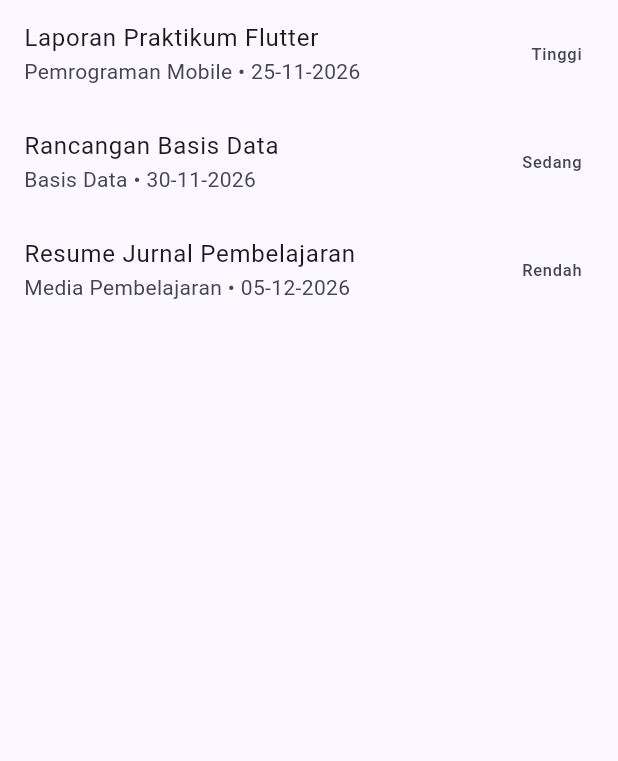
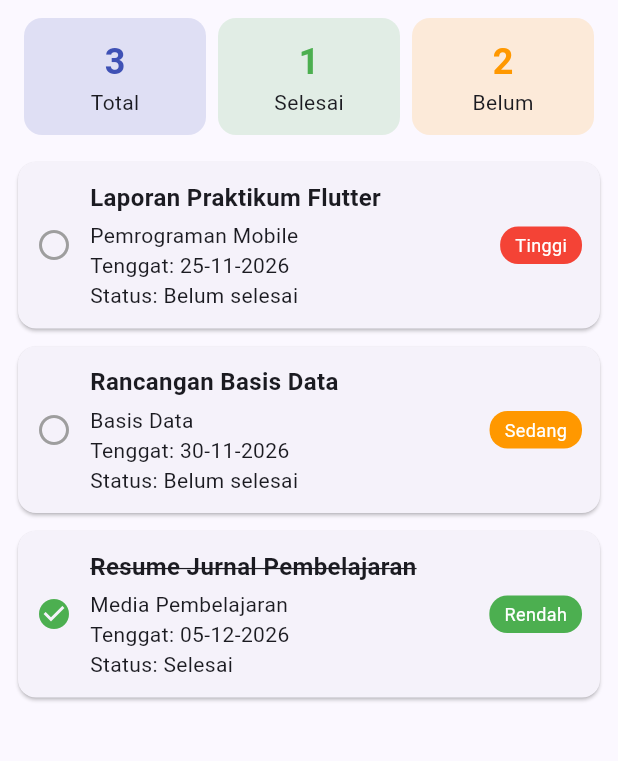
Before and after one commit to abayysem/UTS-Pemrograman-Mobile-C2483207013-AkbarSyam, a Flutter app: the screen it shows after launch, on a phone screen of 412 x 824 dp, the part 84-845 px from its top. Run offline on Flutter 3.47's test engine with Material 3 defaults, Android fonts, the phone set to English and light mode, and no system bars.

Commit message:
Tambah Kartutugas, ringkasan, dan pesan daftar kosong

```diff
--- a/lib/screens/daftar_tugas_screen.dart
+++ b/lib/screens/daftar_tugas_screen.dart
@@ -1,5 +1,6 @@
 import 'package:flutter/material.dart';
 import '../models/tugas.dart';
+import '../widgets/kartu_tugas.dart';
 
 class DaftarTugasScreen extends StatefulWidget {
   const DaftarTugasScreen({super.key});
@@ -37,23 +38,79 @@ class _DaftarTugasScreenState extends State<DaftarTugasScreen> {
     ),
   ];
 
+  Widget _kotakRingkasan(String label, int jumlah, Color warna) {
+    return Expanded(
+      child: Container(
+        margin: const EdgeInsets.symmetric(horizontal: 4),
+        padding: const EdgeInsets.symmetric(vertical: 12),
+        decoration: BoxDecoration(
+          color: warna.withValues(alpha: 0.15),
+          borderRadius: BorderRadius.circular(12),
+        ),
+        child: Column(
+          children: [
+            Text(
+              '$jumlah',
+              style: TextStyle(
+                fontSize: 24,
+                fontWeight: FontWeight.bold,
+                color: warna,
+              ),
+            ),
+            Text(label),
+          ],
+        ),
+      ),
+    );
+  }
+
   @override
   Widget build(BuildContext context) {
+    final total = _daftarTugas.length;
+    final selesai = _daftarTugas.where((t) => t.selesai).length;
+    final belum = total - selesai;
+
     return Scaffold(
       appBar: AppBar(
         title: const Text('TugasKu'),
         backgroundColor: Theme.of(context).colorScheme.inversePrimary,
       ),
-      body: ListView.builder(
-        itemCount: _daftarTugas.length,
-        itemBuilder: (context, index) {
-          final tugas = _daftarTugas[index];
-          return ListTile(
-            title: Text(tugas.judul),
-            subtitle: Text('${tugas.mataKuliah} • ${tugas.tenggat}'),
-            trailing: Text(tugas.prioritas),
-          );
-        },
+      body: Column(
+        children: [
+          Padding(
+            padding: const EdgeInsets.all(12),
+            child: Row(
+              children: [
+                _kotakRingkasan('Total', total, Colors.indigo),
+                _kotakRingkasan('Selesai', selesai, Colors.green),
+                _kotakRingkasan('Belum', belum, Colors.orange),
+              ],
+            ),
+          ),
+          Expanded(
+            child: _daftarTugas.isEmpty
+                ? const Center(
+                    child: Padding(
+                      padding: EdgeInsets.all(24),
+                      child: Text(
+                        'Belum ada tugas.\nTekan tombol + untuk menambah tugas.',
+                        textAlign: TextAlign.center,
+                        style: TextStyle(fontSize: 16, color: Colors.grey),
+                      ),
+                    ),
+                  )
+                : ListView.builder(
+                    itemCount: _daftarTugas.length,
+                    itemBuilder: (context, index) {
+                      final tugas = _daftarTugas[index];
+                      return KartuTugas(
+                        tugas: tugas,
+                        onTap: () {}, // diisi pada tahap 8
+                      );
+                    },
+                  ),
+          ),
+        ],
       ),
     );
   }
--- /dev/null
+++ b/lib/widgets/kartu_tugas.dart
@@ -0,0 +1,83 @@
+import 'package:flutter/material.dart';
+import '../models/tugas.dart';
+
+class KartuTugas extends StatelessWidget {
+  final Tugas tugas;
+  final VoidCallback onTap;
+
+  const KartuTugas({super.key, required this.tugas, required this.onTap});
+
+  Color _warnaPrioritas() {
+    switch (tugas.prioritas) {
+      case 'Tinggi':
+        return Colors.red;
+      case 'Sedang':
+        return Colors.orange;
+      default:
+        return Colors.green;
+    }
+  }
+
+  @override
+  Widget build(BuildContext context) {
+    return Card(
+      margin: const EdgeInsets.symmetric(horizontal: 12, vertical: 6),
+      child: InkWell(
+        onTap: onTap,
+        child: Padding(
+          padding: const EdgeInsets.all(12),
+          child: Row(
+            children: [
+              Icon(
+                tugas.selesai
+                    ? Icons.check_circle
+                    : Icons.radio_button_unchecked,
+                color: tugas.selesai ? Colors.green : Colors.grey,
+              ),
+              const SizedBox(width: 12),
+              Expanded(
+                child: Column(
+                  crossAxisAlignment: CrossAxisAlignment.start,
+                  children: [
+                    Text(
+                      tugas.judul,
+                      style: TextStyle(
+                        fontSize: 16,
+                        fontWeight: FontWeight.bold,
+                        decoration: tugas.selesai
+                            ? TextDecoration.lineThrough
+                            : null,
+                      ),
+                    ),
+                    const SizedBox(height: 4),
+                    Text(tugas.mataKuliah),
+                    Text('Tenggat: ${tugas.tenggat}'),
+                    Text(
+                      tugas.selesai
+                          ? 'Status: Selesai'
+                          : 'Status: Belum selesai',
+                    ),
+                  ],
+                ),
+              ),
+              Container(
+                padding: const EdgeInsets.symmetric(
+                  horizontal: 10,
+                  vertical: 4,
+                ),
+                decoration: BoxDecoration(
+                  color: _warnaPrioritas(),
+                  borderRadius: BorderRadius.circular(12),
+                ),
+                child: Text(
+                  tugas.prioritas,
+                  style: const TextStyle(color: Colors.white, fontSize: 12),
+                ),
+              ),
+            ],
+          ),
+        ),
+      ),
+    );
+  }
+}
```
